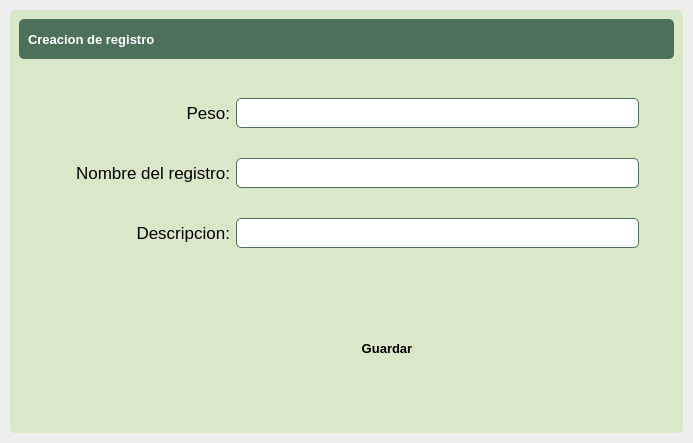
First picture: the form in ui_files/create_record.ui, repository AdrianDali/DaliPeso, before the edit.
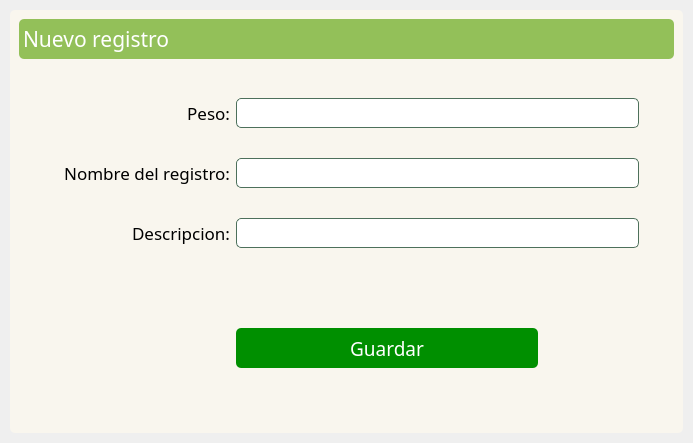
Second picture: the form after the edit. Icons and pictures are not drawn.

Commit message: fix/ change color palette for each views

```diff
--- a/ui_files/create_record.ui
+++ b/ui_files/create_record.ui
@@ -59,7 +59,8 @@
       <item>
        <widget class="QFrame" name="background_frame">
         <property name="styleSheet">
-         <string notr="true">background-color: rgb(218, 232, 202);</string>
+         <string notr="true">background: #F9F6EE;
+border-radius: 5px;</string>
         </property>
         <property name="frameShape">
          <enum>QFrame::StyledPanel</enum>
@@ -83,7 +84,7 @@
             </size>
            </property>
            <property name="styleSheet">
-            <string notr="true">background-color: #4d705b;</string>
+            <string notr="true">background: #93C059;</string>
            </property>
            <property name="frameShape">
             <enum>QFrame::StyledPanel</enum>
@@ -92,23 +93,51 @@
             <enum>QFrame::Raised</enum>
            </property>
            <layout class="QHBoxLayout" name="horizontalLayout_3">
+            <property name="spacing">
+             <number>4</number>
+            </property>
+            <property name="leftMargin">
+             <number>4</number>
+            </property>
+            <property name="topMargin">
+             <number>0</number>
+            </property>
+            <property name="rightMargin">
+             <number>4</number>
+            </property>
+            <property name="bottomMargin">
+             <number>0</number>
+            </property>
             <item>
              <widget class="QLabel" name="title_label">
               <property name="font">
                <font>
-                <pointsize>10</pointsize>
-                <weight>75</weight>
-                <bold>true</bold>
+                <family>Rubik</family>
+                <pointsize>16</pointsize>
+                <bold>false</bold>
                </font>
               </property>
               <property name="styleSheet">
                <string notr="true">color: white;</string>
               </property>
               <property name="text">
-               <string>Creacion de registro</string>
+               <string>Nuevo registro</string>
               </property>
              </widget>
             </item>
+            <item>
+             <spacer name="horizontalSpacer">
+              <property name="orientation">
+               <enum>Qt::Horizontal</enum>
+              </property>
+              <property name="sizeHint" stdset="0">
+               <size>
+                <width>40</width>
+                <height>20</height>
+               </size>
+              </property>
+             </spacer>
+            </item>
             <item>
              <widget class="QFrame" name="buttons_holder_frame">
               <property name="minimumSize">
@@ -129,98 +158,103 @@
               <property name="frameShadow">
                <enum>QFrame::Raised</enum>
               </property>
-              <widget class="QToolButton" name="minimize_button">
-               <property name="geometry">
-                <rect>
-                 <x>10</x>
-                 <y>0</y>
-                 <width>22</width>
-                 <height>22</height>
-                </rect>
+              <layout class="QHBoxLayout" name="horizontalLayout">
+               <property name="spacing">
+                <number>4</number>
                </property>
-               <property name="text">
-                <string/>
+               <property name="leftMargin">
+                <number>0</number>
                </property>
-               <property name="icon">
-                <iconset>
-                 <normaloff>../../../PyAdministracion/pys6-recipes-organizer/assets/icons/minimize-window.png</normaloff>../../../PyAdministracion/pys6-recipes-organizer/assets/icons/minimize-window.png</iconset>
+               <property name="topMargin">
+                <number>0</number>
                </property>
-               <property name="iconSize">
-                <size>
-                 <width>25</width>
-                 <height>25</height>
-                </size>
+               <property name="rightMargin">
+                <number>0</number>
                </property>
-              </widget>
-              <widget class="QToolButton" name="restore_button">
-               <property name="geometry">
-                <rect>
-                 <x>50</x>
-                 <y>0</y>
-                 <width>22</width>
-                 <height>22</height>
-                </rect>
+               <property name="bottomMargin">
+                <number>0</number>
                </property>
-               <property name="text">
-                <string/>
-               </property>
-               <property name="icon">
-                <iconset>
-                 <normaloff>../../../PyAdministracion/pys6-recipes-organizer/assets/icons/restore-window.png</normaloff>../../../PyAdministracion/pys6-recipes-organizer/assets/icons/restore-window.png</iconset>
-               </property>
-               <property name="iconSize">
-                <size>
-                 <width>25</width>
-                 <height>25</height>
-                </size>
-               </property>
-              </widget>
-              <widget class="QToolButton" name="maximize_button">
-               <property name="geometry">
-                <rect>
-                 <x>50</x>
-                 <y>0</y>
-                 <width>22</width>
-                 <height>22</height>
-                </rect>
-               </property>
-               <property name="text">
-                <string/>
-               </property>
-               <property name="icon">
-                <iconset>
-                 <normaloff>../../../PyAdministracion/pys6-recipes-organizer/assets/icons/maximize-window.png</normaloff>../../../PyAdministracion/pys6-recipes-organizer/assets/icons/maximize-window.png</iconset>
-               </property>
-               <property name="iconSize">
-                <size>
-                 <width>25</width>
-                 <height>25</height>
-                </size>
-               </property>
-              </widget>
-              <widget class="QToolButton" name="close_button">
-               <property name="geometry">
-                <rect>
-                 <x>90</x>
-                 <y>0</y>
-                 <width>22</width>
-                 <height>22</height>
-                </rect>
-               </property>
-               <property name="text">
-                <string/>
-               </property>
-               <property name="icon">
-                <iconset>
-                 <normaloff>../../../PyAdministracion/pys6-recipes-organizer/assets/icons/close-window.png</normaloff>../../../PyAdministracion/pys6-recipes-organizer/assets/icons/close-window.png</iconset>
-               </property>
-               <property name="iconSize">
-                <size>
-                 <width>25</width>
-                 <height>25</height>
-                </size>
-               </property>
-              </widget>
+               <item>
+                <widget class="QToolButton" name="maximize_button">
+                 <property name="cursor">
+                  <cursorShape>PointingHandCursor</cursorShape>
+                 </property>
+                 <property name="text">
+                  <string/>
+                 </property>
+                 <property name="icon">
+                  <iconset resource="recursos.qrc">
+                   <normaloff>:/iconos/assets/icons/maximize-window.png</normaloff>:/iconos/assets/icons/maximize-window.png</iconset>
+                 </property>
+                 <property name="iconSize">
+                  <size>
+                   <width>16</width>
+                   <height>16</height>
+                  </size>
+                 </property>
+                </widget>
+               </item>
+               <item>
+                <widget class="QToolButton" name="restore_button">
+                 <property name="cursor">
+                  <cursorShape>PointingHandCursor</cursorShape>
+                 </property>
+                 <property name="text">
+                  <string/>
+                 </property>
+                 <property name="icon">
+                  <iconset resource="recursos.qrc">
+                   <normaloff>:/iconos/assets/icons/restore-window.png</normaloff>:/iconos/assets/icons/restore-window.png</iconset>
+                 </property>
+                 <property name="iconSize">
+                  <size>
+                   <width>16</width>
+                   <height>16</height>
+                  </size>
+                 </property>
+                </widget>
+               </item>
+               <item>
+                <widget class="QToolButton" name="minimize_button">
+                 <property name="cursor">
+                  <cursorShape>PointingHandCursor</cursorShape>
+                 </property>
+                 <property name="text">
+                  <string/>
+                 </property>
+                 <property name="icon">
+                  <iconset resource="recursos.qrc">
+                   <normaloff>:/iconos/assets/icons/minimize-window.png</normaloff>:/iconos/assets/icons/minimize-window.png</iconset>
+                 </property>
+                 <property name="iconSize">
+                  <size>
+                   <width>16</width>
+                   <height>16</height>
+                  </size>
+                 </property>
+                </widget>
+               </item>
+               <item>
+                <widget class="QToolButton" name="close_button">
+                 <property name="cursor">
+                  <cursorShape>PointingHandCursor</cursorShape>
+                 </property>
+                 <property name="text">
+                  <string/>
+                 </property>
+                 <property name="icon">
+                  <iconset resource="recursos.qrc">
+                   <normaloff>:/iconos/assets/icons/close-window.png</normaloff>:/iconos/assets/icons/close-window.png</iconset>
+                 </property>
+                 <property name="iconSize">
+                  <size>
+                   <width>16</width>
+                   <height>16</height>
+                  </size>
+                 </property>
+                </widget>
+               </item>
+              </layout>
              </widget>
             </item>
            </layout>
@@ -280,6 +314,12 @@
                     <height>30</height>
                    </size>
                   </property>
+                  <property name="font">
+                   <font>
+                    <family>Rubik</family>
+                    <bold>false</bold>
+                   </font>
+                  </property>
                   <property name="styleSheet">
                    <string notr="true">background-color: white;
 border: 1px solid #4d705b;</string>
@@ -300,6 +340,12 @@
                     <height>30</height>
                    </size>
                   </property>
+                  <property name="font">
+                   <font>
+                    <family>Rubik</family>
+                    <bold>false</bold>
+                   </font>
+                  </property>
                   <property name="styleSheet">
                    <string notr="true">background-color: white;
 border: 1px solid #4d705b;</string>
@@ -376,9 +422,9 @@
                   </property>
                   <property name="font">
                    <font>
-                    <pointsize>10</pointsize>
-                    <weight>75</weight>
-                    <bold>true</bold>
+                    <family>Rubik</family>
+                    <pointsize>14</pointsize>
+                    <bold>false</bold>
                    </font>
                   </property>
                   <property name="cursor">
@@ -388,11 +434,10 @@
                    <enum>Qt::LeftToRight</enum>
                   </property>
                   <property name="styleSheet">
-                   <string notr="true">QPushButton{
-	background-color : #328f62;
-	color: white;
-}
-QPushButton::hover {background-color : #ffc13b};</string>
+                   <string notr="true">background-color: rgb(0, 143, 0);
+padding: 4 16;
+border-radius: 5px;
+color: white;</string>
                   </property>
                   <property name="text">
                    <string>Guardar</string>
@@ -417,6 +462,12 @@
                     <height>30</height>
                    </size>
                   </property>
+                  <property name="font">
+                   <font>
+                    <family>Rubik</family>
+                    <bold>false</bold>
+                   </font>
+                  </property>
                   <property name="styleSheet">
                    <string notr="true">background-color: white;
 border: 1px solid #4d705b;</string>
@@ -427,8 +478,8 @@
                  <widget class="QLabel" name="descripcion_label">
                   <property name="font">
                    <font>
+                    <family>Rubik</family>
                     <pointsize>13</pointsize>
-                    <weight>50</weight>
                     <bold>false</bold>
                    </font>
                   </property>
@@ -465,8 +516,8 @@
                  <widget class="QLabel" name="peso_label">
                   <property name="font">
                    <font>
+                    <family>Rubik</family>
                     <pointsize>13</pointsize>
-                    <weight>50</weight>
                     <bold>false</bold>
                    </font>
                   </property>
@@ -487,8 +538,8 @@
                  <widget class="QLabel" name="registro_nombre_label">
                   <property name="font">
                    <font>
+                    <family>Rubik</family>
                     <pointsize>13</pointsize>
-                    <weight>50</weight>
                     <bold>false</bold>
                    </font>
                   </property>
```
Left out of the diff: 4 changed lines with no effect on the pictures. The commit also changes 11 other files.
